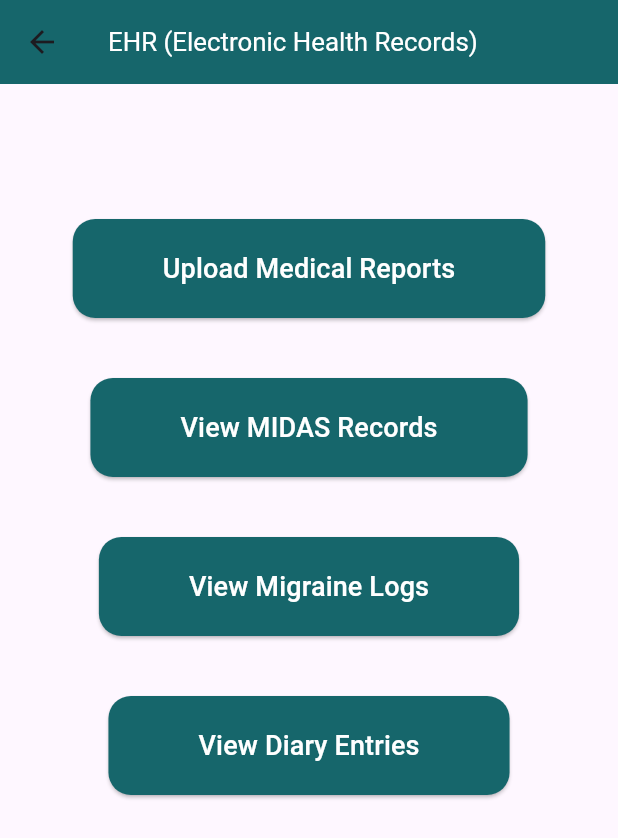
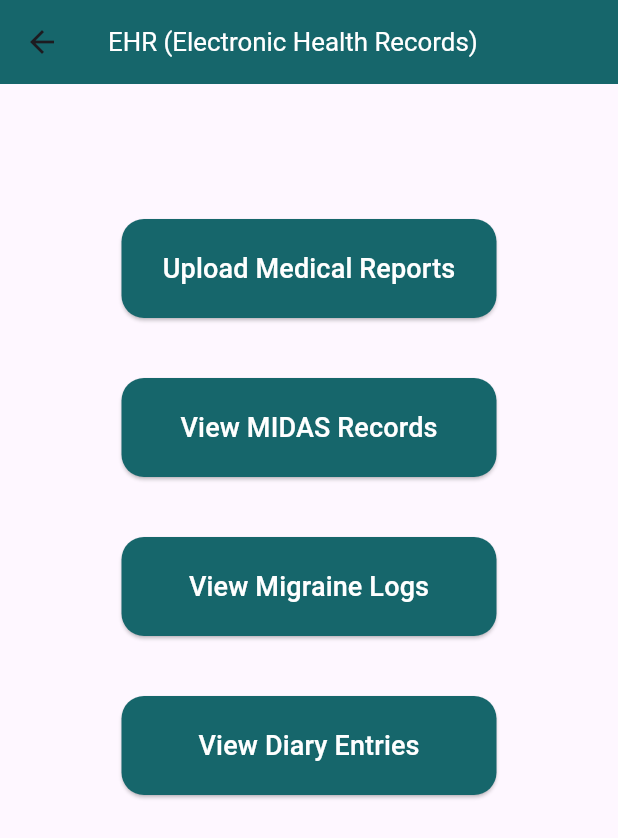
Before and after one commit to sanikaahadap/migraine_review, a Flutter app: the EhrMainPage screen opened directly, on a phone screen of 412 x 824 dp. Shown: the top 838 px of the screen. Run offline on Flutter 3.47's test engine with Material 3 defaults, Android fonts, the light colour scheme and no system bars; our stand-ins replace carousel_slider, cloud_firestore, file_picker, firebase_auth, firebase_core, firebase_storage and 7 more; missing offline and left inert: easy_pdf_viewer; accounts and stored records are empty.

Commit message:
Minor changes

```diff
--- a/lib/main_features/ehr/ehr_main_page.dart
+++ b/lib/main_features/ehr/ehr_main_page.dart
@@ -23,7 +23,9 @@ class EhrMainPage extends StatelessWidget {
         child: Column(
           children: [
             const SizedBox(height: 90),
-            ElevatedButton(
+            SizedBox(
+              width: 250, // Set a fixed width for the buttons
+              child: ElevatedButton(
                 onPressed: () {
                   Navigator.push(
                     context,
@@ -32,8 +34,7 @@ class EhrMainPage extends StatelessWidget {
                 },
                 style: ElevatedButton.styleFrom(
                   backgroundColor: const Color(0xFF16666B),
-                padding:
-                    const EdgeInsets.symmetric(horizontal: 60, vertical: 20),
+                  padding: const EdgeInsets.symmetric(vertical: 20),
                   shape: RoundedRectangleBorder(
                     borderRadius: BorderRadius.circular(15),
                   ),
@@ -41,8 +42,11 @@ class EhrMainPage extends StatelessWidget {
                 child: const Text('Upload Medical Reports',
                     style: TextStyle(fontSize: 18, color: Colors.white)),
               ),
+            ),
             const SizedBox(height: 40),
-            ElevatedButton(
+            SizedBox(
+              width: 250, // Set a fixed width for the buttons
+              child: ElevatedButton(
                 onPressed: () {
                   Navigator.push(
                     context,
@@ -52,8 +56,7 @@ class EhrMainPage extends StatelessWidget {
                 },
                 style: ElevatedButton.styleFrom(
                   backgroundColor: const Color(0xFF16666B),
-                padding:
-                    const EdgeInsets.symmetric(horizontal: 60, vertical: 20),
+                  padding: const EdgeInsets.symmetric(vertical: 20),
                   shape: RoundedRectangleBorder(
                     borderRadius: BorderRadius.circular(15),
                   ),
@@ -61,8 +64,11 @@ class EhrMainPage extends StatelessWidget {
                 child: const Text('View MIDAS Records',
                     style: TextStyle(fontSize: 18, color: Colors.white)),
               ),
+            ),
             const SizedBox(height: 40),
-            ElevatedButton(
+            SizedBox(
+              width: 250, // Set a fixed width for the buttons
+              child: ElevatedButton(
                 onPressed: () {
                   Navigator.push(
                     context,
@@ -72,8 +78,7 @@ class EhrMainPage extends StatelessWidget {
                 },
                 style: ElevatedButton.styleFrom(
                   backgroundColor: const Color(0xFF16666B),
-                padding:
-                    const EdgeInsets.symmetric(horizontal: 60, vertical: 20),
+                  padding: const EdgeInsets.symmetric(vertical: 20),
                   shape: RoundedRectangleBorder(
                     borderRadius: BorderRadius.circular(15),
                   ),
@@ -81,8 +86,11 @@ class EhrMainPage extends StatelessWidget {
                 child: const Text('View Migraine Logs',
                     style: TextStyle(fontSize: 18, color: Colors.white)),
               ),
+            ),
             const SizedBox(height: 40),
-            ElevatedButton(
+            SizedBox(
+              width: 250, // Set a fixed width for the buttons
+              child: ElevatedButton(
                 onPressed: () {
                   Navigator.push(
                     context,
@@ -94,8 +102,7 @@ class EhrMainPage extends StatelessWidget {
                 },
                 style: ElevatedButton.styleFrom(
                   backgroundColor: const Color(0xFF16666B),
-                padding:
-                    const EdgeInsets.symmetric(horizontal: 60, vertical: 20),
+                  padding: const EdgeInsets.symmetric(vertical: 20),
                   shape: RoundedRectangleBorder(
                     borderRadius: BorderRadius.circular(15),
                   ),
@@ -103,6 +110,7 @@ class EhrMainPage extends StatelessWidget {
                 child: const Text('View Diary Entries',
                     style: TextStyle(fontSize: 18, color: Colors.white)),
               ),
+            ),
           ],
         ),
       ),
```
Also changed, not shown: lib/main_features/ehr/pdf_upload.dart (+24 -18 lines). Lines whose indentation alone changed are shown as unchanged.
